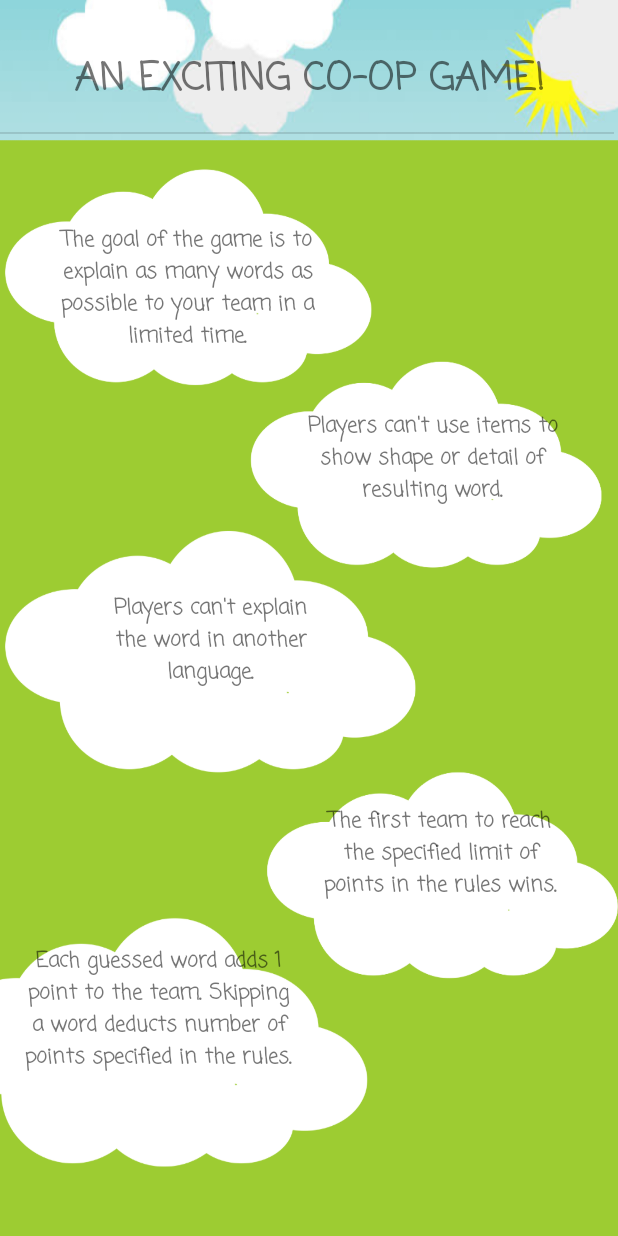
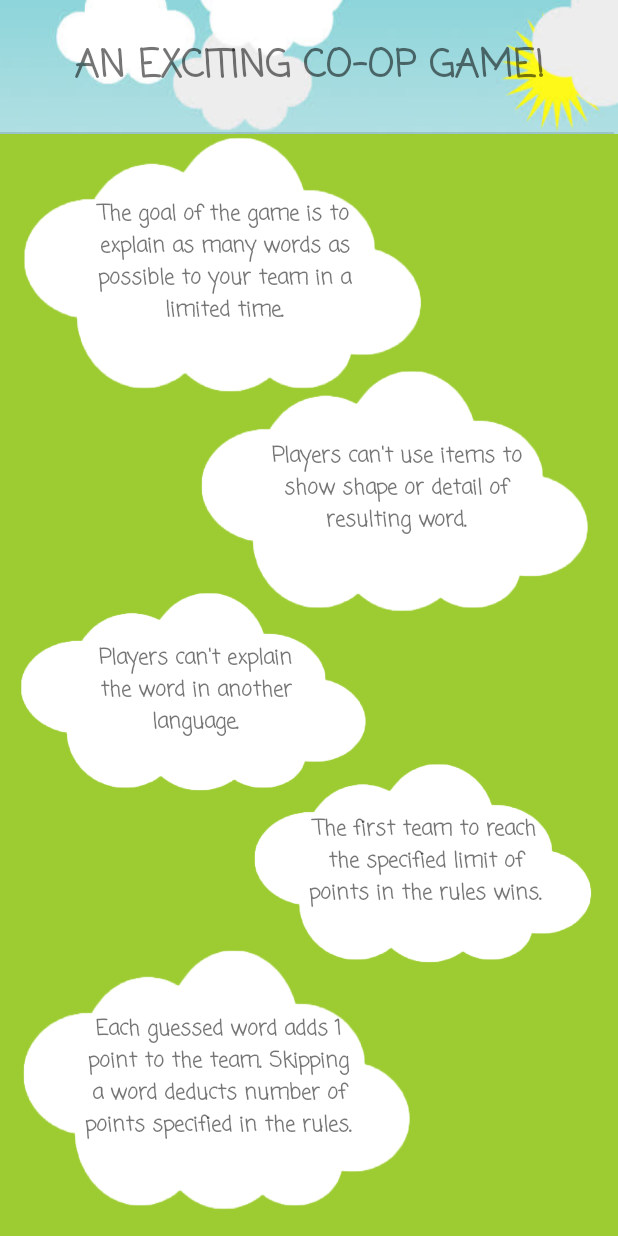
Before and after one commit to Bebrucha/Alias, an Android app: the How_To_Play_2 screen opened directly, with no data from a screen before it, on a phone screen of 412 x 824 dp. Run offline under Robolectric (Android 15) with nearby library versions, the phone set to English and light mode, and no system bars.

Commit message:
Dizainas: mygtukai, visi fragmentai suvienodinti. How To Play sutvarkytas, How Many Teams sutvarkytas Patvarkyti constraintai kai kur

```diff
--- a/app/src/main/res/drawable/playing_phase_button.xml
+++ b/app/src/main/res/drawable/playing_phase_button.xml
@@ -2,6 +2,6 @@
 <shape xmlns:android="http://schemas.android.com/apk/res/android"
     android:shape="rectangle" android:padding="10dp">
     <!-- you can use any color you want I used here gray color-->
-    <solid android:color="#ABABAB"/>
+    <solid android:color="#9BD1E5"/>
     <corners android:radius="100dp"/>
 </shape>
--- a/app/src/main/res/layout/activity_howtoplay_2.xml
+++ b/app/src/main/res/layout/activity_howtoplay_2.xml
@@ -5,20 +5,22 @@
     android:id="@+id/coordinatorLayout"
     android:layout_width="match_parent"
     android:layout_height="match_parent"
-    android:background="@drawable/alias__7_"
+    android:background="#9DCC32"
     tools:context=".How_To_Play_2">
 
 
     <TextView
         android:id="@+id/textView"
-        android:layout_width="0dp"
-        android:layout_height="wrap_content"
-        android:fontFamily="casual"
+        android:layout_width="412dp"
+        android:layout_height="89dp"
         android:text="@string/htp_header"
         android:textAlignment="center"
         android:textAllCaps="true"
         android:textSize="25sp"
+        android:gravity="center"
+        android:fontFamily="casual"
         android:textStyle="bold"
+        android:background="@drawable/header"
         app:layout_constraintBottom_toTopOf="@+id/divider7"
         app:layout_constraintEnd_toEndOf="parent"
         app:layout_constraintHorizontal_bias="0.0"
@@ -29,74 +31,142 @@
 
     <TextView
         android:id="@+id/textView2"
-        android:layout_width="194dp"
-        android:layout_height="92dp"
-        android:layout_marginTop="60dp"
+        android:layout_width="190dp"
+        android:layout_height="161dp"
         android:fontFamily="casual"
+        android:gravity="center"
         android:text="@string/htp_goal"
         android:textAlignment="center"
         android:textSize="14sp"
         android:textStyle="bold"
+        android:translationZ="1dp"
+        app:layout_constraintBottom_toBottomOf="@+id/textView19"
+        app:layout_constraintEnd_toEndOf="@+id/textView19"
+        app:layout_constraintHorizontal_bias="0.5"
+        app:layout_constraintStart_toStartOf="@+id/textView19"
+        app:layout_constraintTop_toTopOf="@+id/textView19" />
+
+    <TextView
+        android:id="@+id/textView19"
+        android:layout_width="299dp"
+        android:layout_height="207dp"
+        android:layout_marginTop="72dp"
+        android:background="@drawable/debeselis"
         app:layout_constraintEnd_toEndOf="parent"
-        app:layout_constraintHorizontal_bias="0.129"
+        app:layout_constraintHorizontal_bias="0.0"
         app:layout_constraintStart_toStartOf="parent"
-        app:layout_constraintTop_toBottomOf="@+id/divider7" />
+        app:layout_constraintTop_toTopOf="@+id/textView" />
 
     <TextView
         android:id="@+id/textView3"
         android:layout_width="183dp"
         android:layout_height="73dp"
-        android:layout_marginTop="32dp"
         android:fontFamily="casual"
         android:text="@string/htp_rule1"
         android:textAlignment="center"
+        android:gravity="center"
         android:textStyle="bold"
+        android:translationZ="1dp"
+        app:layout_constraintBottom_toBottomOf="@+id/textView20"
+        app:layout_constraintEnd_toEndOf="@+id/textView20"
+        app:layout_constraintHorizontal_bias="0.5"
+        app:layout_constraintStart_toStartOf="@+id/textView20"
+        app:layout_constraintTop_toTopOf="@+id/textView20" />
+
+    <TextView
+        android:id="@+id/textView20"
+        android:layout_width="291dp"
+        android:layout_height="196dp"
+        android:layout_marginTop="228dp"
+        android:background="@drawable/debeselis"
         app:layout_constraintEnd_toEndOf="parent"
-        app:layout_constraintHorizontal_bias="0.859"
+        app:layout_constraintHorizontal_bias="0.983"
         app:layout_constraintStart_toStartOf="parent"
-        app:layout_constraintTop_toBottomOf="@+id/textView2" />
+        app:layout_constraintTop_toTopOf="parent" />
 
     <TextView
         android:id="@+id/textView4"
         android:layout_width="164dp"
         android:layout_height="66dp"
-        android:layout_marginTop="48dp"
         android:fontFamily="casual"
         android:text="@string/htp_rule2"
         android:textAlignment="center"
+        android:gravity="center"
         android:textStyle="bold"
+        android:translationZ="1dp"
+        app:layout_constraintBottom_toBottomOf="@+id/textView21"
+        app:layout_constraintEnd_toEndOf="@+id/textView21"
+        app:layout_constraintHorizontal_bias="0.5"
+        app:layout_constraintStart_toStartOf="@+id/textView21"
+        app:layout_constraintTop_toTopOf="@+id/textView21" />
+
+    <TextView
+        android:id="@+id/textView21"
+        android:layout_width="260dp"
+        android:layout_height="161dp"
+        android:background="@drawable/debeselis"
+        app:layout_constraintBottom_toBottomOf="parent"
         app:layout_constraintEnd_toEndOf="parent"
-        app:layout_constraintHorizontal_bias="0.234"
+        app:layout_constraintHorizontal_bias="0.0"
         app:layout_constraintStart_toStartOf="parent"
-        app:layout_constraintTop_toBottomOf="@+id/textView3" />
+        app:layout_constraintTop_toTopOf="@+id/textView"
+        app:layout_constraintVertical_bias="0.573" />
 
     <TextView
         android:id="@+id/textView6"
         android:layout_width="157dp"
         android:layout_height="73dp"
-        android:layout_marginTop="76dp"
         android:fontFamily="casual"
+        android:gravity="center"
         android:text="@string/htp_rule3"
         android:textAlignment="center"
         android:textStyle="bold"
+        android:translationZ="1dp"
+        app:layout_constraintBottom_toBottomOf="@+id/textView22"
+        app:layout_constraintEnd_toEndOf="@+id/textView22"
+        app:layout_constraintHorizontal_bias="0.5"
+        app:layout_constraintStart_toStartOf="@+id/textView22"
+        app:layout_constraintTop_toTopOf="@+id/textView22" />
+
+    <TextView
+        android:id="@+id/textView22"
+        android:layout_width="254dp"
+        android:layout_height="162dp"
+        android:background="@drawable/debeselis"
+        app:layout_constraintBottom_toBottomOf="parent"
         app:layout_constraintEnd_toEndOf="parent"
-        app:layout_constraintHorizontal_bias="0.842"
+        app:layout_constraintHorizontal_bias="0.987"
         app:layout_constraintStart_toStartOf="parent"
-        app:layout_constraintTop_toBottomOf="@+id/textView4" />
+        app:layout_constraintTop_toTopOf="@+id/textView"
+        app:layout_constraintVertical_bias="0.745" />
 
     <TextView
         android:id="@+id/textView5"
         android:layout_width="182dp"
         android:layout_height="90dp"
-        android:layout_marginTop="20dp"
         android:fontFamily="casual"
+        android:gravity="center"
         android:text="@string/htp_rule4"
         android:textAlignment="center"
         android:textStyle="bold"
+        android:translationZ="1dp"
+        app:layout_constraintBottom_toBottomOf="parent"
+        app:layout_constraintEnd_toEndOf="@+id/textView23"
+        app:layout_constraintHorizontal_bias="0.5"
+        app:layout_constraintStart_toStartOf="@+id/textView23"
+        app:layout_constraintTop_toTopOf="@+id/textView23" />
+
+    <TextView
+        android:id="@+id/textView23"
+        android:layout_width="291dp"
+        android:layout_height="211dp"
+        android:background="@drawable/debeselis"
+        app:layout_constraintBottom_toBottomOf="parent"
         app:layout_constraintEnd_toEndOf="parent"
-        app:layout_constraintHorizontal_bias="0.063"
+        app:layout_constraintHorizontal_bias="0.0"
         app:layout_constraintStart_toStartOf="parent"
-        app:layout_constraintTop_toBottomOf="@+id/textView6" />
+        app:layout_constraintTop_toTopOf="@+id/textView"
+        app:layout_constraintVertical_bias="1.0" />
 
     <View
         android:id="@+id/divider7"
@@ -107,4 +177,6 @@
         app:layout_constraintStart_toStartOf="parent"
         app:layout_constraintTop_toTopOf="parent" />
 
+
+
 </androidx.constraintlayout.widget.ConstraintLayout>
--- a/app/src/main/res/layout/activity_playing_phase_6.xml
+++ b/app/src/main/res/layout/activity_playing_phase_6.xml
@@ -41,6 +41,7 @@
         android:layout_height="wrap_content"
         android:layout_marginBottom="72dp"
         android:text="@string/start"
+        android:background="@drawable/playing_phase_button"
         app:layout_constraintBottom_toBottomOf="parent"
         app:layout_constraintEnd_toEndOf="parent"
         app:layout_constraintHorizontal_bias="0.099"
@@ -53,6 +54,7 @@
         android:enabled="false"
         android:text="@string/stop"
         android:textAlignment="center"
+        android:background="@drawable/playing_phase_button"
         app:layout_constraintBottom_toBottomOf="parent"
         app:layout_constraintEnd_toEndOf="parent"
         app:layout_constraintHorizontal_bias="0.099"
--- a/app/src/main/res/layout/activity_settings_4.xml
+++ b/app/src/main/res/layout/activity_settings_4.xml
@@ -286,6 +286,9 @@
         android:id="@+id/textView18"
         android:layout_width="411dp"
         android:layout_height="88dp"
+        android:gravity="center"
+        android:fontFamily="casual"
+        android:textStyle="bold"
         android:background="@drawable/header"
         app:layout_constraintEnd_toEndOf="parent"
         app:layout_constraintStart_toStartOf="parent"
--- a/app/src/main/res/layout/activity_team_scores11.xml
+++ b/app/src/main/res/layout/activity_team_scores11.xml
@@ -92,6 +92,7 @@
         android:text="@string/main_menu"
         android:textAlignment="center"
         android:textSize="30sp"
+        android:background="#9BD1E5"
         app:layout_constraintBottom_toBottomOf="parent"
         app:layout_constraintEnd_toEndOf="parent"
         app:layout_constraintHorizontal_bias="0.526"
--- a/app/src/main/res/layout/activity_team_scores_5.xml
+++ b/app/src/main/res/layout/activity_team_scores_5.xml
@@ -11,13 +11,14 @@
         android:id="@+id/button_start_game_5"
         android:layout_width="220dp"
         android:layout_height="104dp"
-        android:layout_marginBottom="20dp"
+        android:layout_marginBottom="16dp"
         android:text="@string/lets_go"
         android:textAlignment="center"
         android:textSize="30sp"
+        android:background="@drawable/playing_phase_button"
         app:layout_constraintBottom_toBottomOf="parent"
         app:layout_constraintEnd_toEndOf="parent"
-        app:layout_constraintHorizontal_bias="0.554"
+        app:layout_constraintHorizontal_bias="0.591"
         app:layout_constraintStart_toStartOf="parent" />
 
     <TextView
--- a/app/src/main/res/layout/popup_window_9.xml
+++ b/app/src/main/res/layout/popup_window_9.xml
@@ -33,11 +33,11 @@
 
     <Button
         android:id="@+id/button_save_9"
-        android:layout_width="111dp"
-        android:layout_height="37dp"
+        android:layout_width="135dp"
+        android:layout_height="53dp"
         android:layout_marginTop="25dp"
         android:layout_marginBottom="25dp"
-        android:background="#8BC34A"
+        android:background="@drawable/playing_phase_button"
         android:text="@string/save"
         android:textAlignment="center"
         app:layout_constraintBottom_toBottomOf="parent"
```
Also changed, not shown: app/src/main/res/layout/activity_main_menu_1.xml (+9 -9 lines), app/src/main/res/layout/activity_team_count_3.xml (+7 -7 lines), app/src/main/res/drawable/alias__5_.png, app/src/main/res/drawable/debeselis.png (added), 1 other file.
